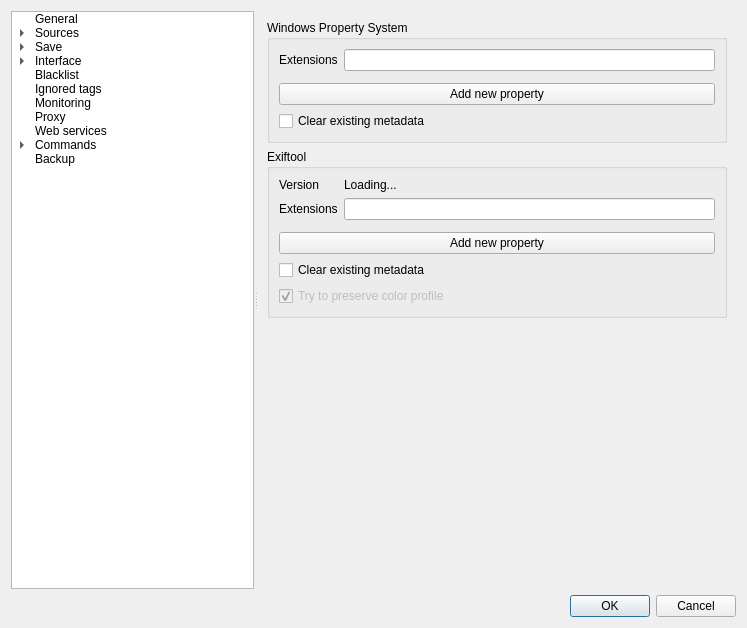
Before: the Qt Designer form src/gui/src/settings/options-window.ui in Bionus/imgbrd-grabber, drawn with Qt 5.
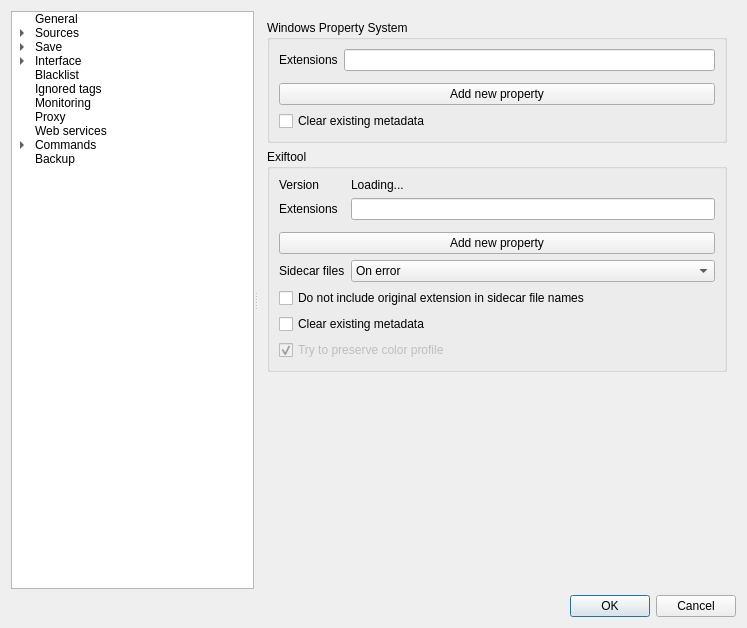
After: the same form once the commit is applied. The open tabs and pages were chosen to show the change. Icons and pictures are not drawn.

Commit message: feat: add support for Exiftool sidecar files (fix #3087)

```diff
--- a/src/gui/src/settings/options-window.ui
+++ b/src/gui/src/settings/options-window.ui
@@ -1336,6 +1336,9 @@
            <item row="1" column="1">
             <widget class="QLineEdit" name="lineMetadataExiftoolExtensions"/>
            </item>
+           <item row="2" column="0" colspan="2">
+            <layout class="QFormLayout" name="layoutMetadataExiftool"/>
+           </item>
            <item row="3" column="0" colspan="2">
             <widget class="QPushButton" name="buttonMetadataExiftoolAdd">
              <property name="text">
@@ -1343,17 +1346,14 @@
              </property>
             </widget>
            </item>
-           <item row="4" column="0" colspan="2">
+           <item row="6" column="0" colspan="2">
             <widget class="QCheckBox" name="checkMetadataExiftoolClear">
              <property name="text">
               <string>Clear existing metadata</string>
              </property>
             </widget>
            </item>
-           <item row="2" column="0" colspan="2">
-            <layout class="QFormLayout" name="layoutMetadataExiftool"/>
-           </item>
-           <item row="5" column="0" colspan="2">
+           <item row="7" column="0" colspan="2">
             <widget class="QCheckBox" name="checkMetadataExiftoolKeepColorProfile">
              <property name="enabled">
               <bool>false</bool>
@@ -1366,6 +1366,47 @@
              </property>
             </widget>
            </item>
+           <item row="4" column="0">
+            <widget class="QLabel" name="labelMetadataExiftoolSidecar">
+             <property name="text">
+              <string>Sidecar files</string>
+             </property>
+            </widget>
+           </item>
+           <item row="4" column="1">
+            <widget class="QComboBox" name="comboMetadataExiftoolSidecar">
+             <property name="currentIndex">
+              <number>1</number>
+             </property>
+             <item>
+              <property name="text">
+               <string>Disabled</string>
+              </property>
+             </item>
+             <item>
+              <property name="text">
+               <string>On error</string>
+              </property>
+             </item>
+             <item>
+              <property name="text">
+               <string>Both sidecar and original</string>
+              </property>
+             </item>
+             <item>
+              <property name="text">
+               <string>Only sidecar</string>
+              </property>
+             </item>
+            </widget>
+           </item>
+           <item row="5" column="0" colspan="2">
+            <widget class="QCheckBox" name="checkMetadataExiftoolSidecarNoExtension">
+             <property name="text">
+              <string>Do not include original extension in sidecar file names</string>
+             </property>
+            </widget>
+           </item>
           </layout>
          </widget>
         </item>
```
The commit also changes 5 other files.
